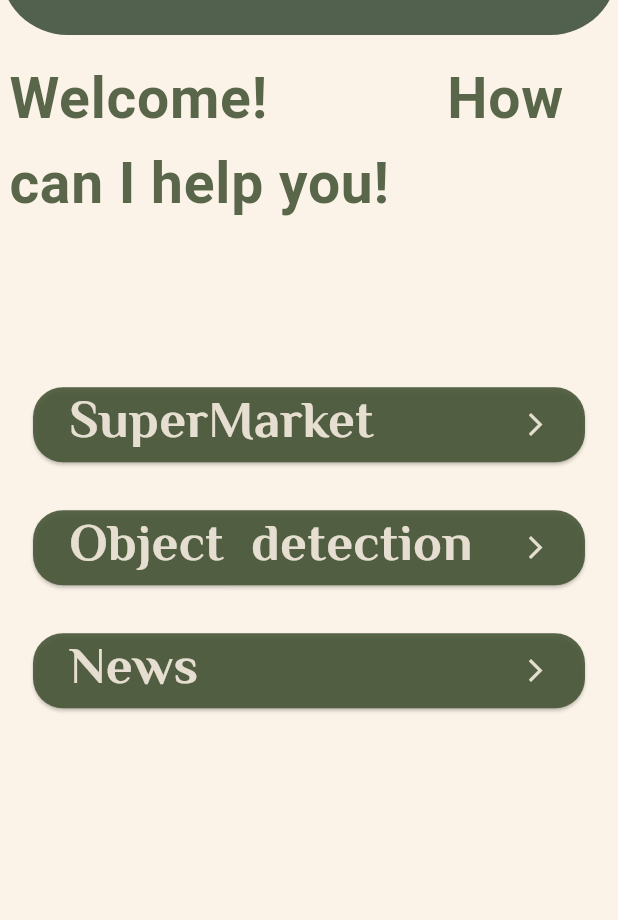
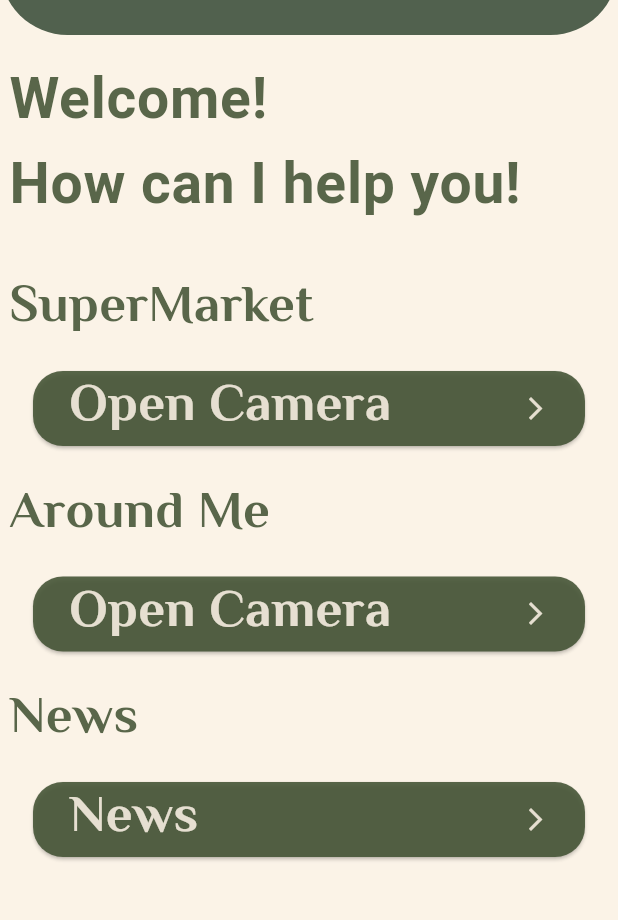
Before and after one commit to nada-helmy/detecto-app, a Flutter app: the HomeScreen screen opened by its route, after a tap on "SuperMarket", on a phone screen of 412 x 824 dp, the part 115-1035 px from its top. Run offline on Flutter 3.47's test engine with Material 3 defaults, Android fonts, the phone set to English and light mode, and no system bars; our stand-ins replace flutter_tts, google_fonts, image_picker; Roboto replaces fonts that are missing (Laila).

Commit message:
camera&voice feature

```diff
--- /dev/null
+++ b/lib/screens/home/AddressWidget.dart
@@ -0,0 +1,14 @@
+import 'package:flutter/material.dart';
+
+class AddressWidget extends StatelessWidget {
+  String text;
+   AddressWidget({super.key,required this.text});
+
+  @override
+  Widget build(BuildContext context) {
+    return Padding(
+      padding: const EdgeInsets.only(top: 5.0,right: 5),
+      child: Text(text,style: TextStyle(color:Color.fromARGB(225,67, 83, 52) )),
+    );
+  }
+}
--- /dev/null
+++ b/lib/screens/home/CustomRow.dart
@@ -0,0 +1,61 @@
+import 'package:detecto_app/screens/camera/ImageDisplayScreen.dart';
+import 'package:flutter/material.dart';
+import 'package:image_picker/image_picker.dart';
+import 'dart:io';
+
+class CustomRow extends StatefulWidget {
+    bool cameraNeed;
+   CustomRow({required this.text,required this.cameraNeed});
+  String text;
+
+  @override
+  State<CustomRow> createState() => _CustomRowState();
+}
+
+class _CustomRowState extends State<CustomRow> {
+  bool isImageSelected = false;
+  File? selectedImage;
+  @override
+  Widget build(BuildContext context) {
+    return Padding(
+      padding: const EdgeInsets.all(16.0),
+      child: ElevatedButton(
+        onPressed: (){
+        if(widget.cameraNeed==true){
+          pickImageFromCamera();
+         //Navigator.pushNamed(context, CameraScreen.routeName,arguments: selectedImage);
+        }
+        },
+        style:ElevatedButton.styleFrom(
+            backgroundColor: Color.fromARGB(225,67, 83, 52),
+            shape: RoundedRectangleBorder(
+              borderRadius: BorderRadius.circular(20),
+            )
+        ),
+
+        child: Row(
+          mainAxisAlignment: MainAxisAlignment.spaceBetween,
+          children: [
+            Text(widget.text,
+                style:Theme.of(context).textTheme.bodyMedium),
+            SizedBox(width:12,),
+            Icon(Icons.arrow_forward_ios,color: Color.fromARGB(225,250, 241, 228),)
+          ],
+        ),
+      ),
+    );
+  }
+  Future<void> pickImageFromCamera()async{
+    final returnedImage=await ImagePicker().pickImage(source: ImageSource.camera);
+    if (returnedImage != null) {
+      setState(() {
+        selectedImage= File(returnedImage.path);
+        isImageSelected = true;
+        Navigator.of(context)
+            .push(MaterialPageRoute(builder: (_) => ImageDisplayScreen(image: returnedImage)));
+      });}
+  }
+
+
+
+}
--- /dev/null
+++ b/lib/screens/home/HomeScreen.dart
@@ -0,0 +1,75 @@
+import 'package:detecto_app/screens/home/AddressWidget.dart';
+import 'package:detecto_app/screens/home/CustomRow.dart';
+import 'package:flutter/material.dart';
+import 'package:flutter_tts/flutter_tts.dart';
+
+class HomeScreen extends StatefulWidget {
+  //const HomeScreen({super.key});
+  static const String routeName = 'home';
+
+  @override
+  State<HomeScreen> createState() => _HomeScreenState();
+}
+
+class _HomeScreenState extends State<HomeScreen> {
+  FlutterTts ftts = FlutterTts();
+
+  @override
+  Widget build(BuildContext context) {
+    double height = MediaQuery.of(context).size.height;
+    return Scaffold(
+       appBar: AppBar(title: Text('Detecto')),
+      body: Padding(
+        padding: const EdgeInsets.all(6.0),
+        child: Column(
+          crossAxisAlignment: CrossAxisAlignment.stretch,
+          children: [
+            SizedBox(height:height*.01 ,),
+            GestureDetector(
+              onTap:() {
+
+                speak('''Welcome!How can I help you!''');
+              },
+           child: Text('''Welcome!                                How can I help you!''',
+                style:Theme.of(context).textTheme.bodyLarge!
+            .copyWith(color: Color.fromARGB(225,67, 83, 52),fontSize:38 )),),
+            //SizedBox(height:height*.002,),
+
+            SizedBox(height:height*.03 ,),
+            GestureDetector(
+                onTap:() {
+
+                  speak('SuperMarket');
+                  },
+               child: AddressWidget(text: 'SuperMarket'),),
+            CustomRow(text: 'Open Camera',cameraNeed: true,),
+        GestureDetector(
+          onTap:() {
+
+            speak('Around Me');
+          },
+
+          child:AddressWidget(text: 'Around Me',)),
+            CustomRow(text: 'Open Camera',cameraNeed: true,),
+        GestureDetector(
+          onTap:() {
+
+            speak('News');
+          },
+
+          child: AddressWidget(text: 'News',)),
+            CustomRow(text: 'News',cameraNeed: false,)
+          ],
+        ),
+      ),
+    );
+  }
+  void speak(String text)async{
+    await ftts.setLanguage("en-US");
+    await ftts.setSpeechRate(0.5); //speed of speech
+    await ftts.setVolume(1.0); //volume of speech
+    await ftts.setPitch(1);//pitc of sound
+    //play text to sp
+    await ftts.speak(text);
+  }
+}
--- a/lib/screens/home/custom-row.dart
+++ /dev/null
@@ -1,30 +0,0 @@
-import 'package:flutter/material.dart';
-
-class CustomRow extends StatelessWidget {
-   CustomRow({required this.text});
-  String text;
-  @override
-  Widget build(BuildContext context) {
-    return Padding(
-      padding: const EdgeInsets.all(16.0),
-      child: ElevatedButton(
-        onPressed: (){},
-        style:ElevatedButton.styleFrom(
-            backgroundColor: Color.fromARGB(225,67, 83, 52),
-            shape: RoundedRectangleBorder(
-              borderRadius: BorderRadius.circular(20),
-            )
-        ),
-        child: Row(
-          mainAxisAlignment: MainAxisAlignment.spaceBetween,
-          children: [
-            Text(text,
-                style:Theme.of(context).textTheme.bodyMedium),
-            SizedBox(width:12,),
-            Icon(Icons.arrow_forward_ios,color: Color.fromARGB(225,250, 241, 228),)
-          ],
-        ),
-      ),
-    );
-  }
-}
--- a/lib/screens/home/home-screen.dart
+++ /dev/null
@@ -1,32 +0,0 @@
-import 'package:detecto_app/screens/home/custom-row.dart';
-import 'package:flutter/material.dart';
-
-class HomeScreen extends StatelessWidget {
-  const HomeScreen({super.key});
-  static const String routeName = 'home';
-  @override
-  Widget build(BuildContext context) {
-    double height = MediaQuery.of(context).size.height;
-    return Scaffold(
-       appBar: AppBar(title: Text('Detecto')),
-      body: Padding(
-        padding: const EdgeInsets.all(6.0),
-        child: Column(
-          crossAxisAlignment: CrossAxisAlignment.stretch,
-          children: [
-            SizedBox(height:height*.01 ,),
-            Text('''Welcome!            How can I help you!''',
-                style:Theme.of(context).textTheme.bodyLarge!
-            .copyWith(color: Color.fromARGB(225,67, 83, 52),fontSize:38 )),
-            SizedBox(height:height*.040 ,),
-
-            SizedBox(height:height*.07 ,),
-            CustomRow(text: 'SuperMarket',),
-            CustomRow(text: 'Object  detection',),
-            CustomRow(text: 'News',)
-          ],
-        ),
-      ),
-    );
-  }
-}
--- a/pubspec.yaml
+++ b/pubspec.yaml
@@ -30,11 +30,13 @@ environment:
 dependencies:
   flutter:
     sdk: flutter
+  flutter_tts: ^3.8.5
 
 
   # The following adds the Cupertino Icons font to your application.
   # Use with the CupertinoIcons class for iOS style icons.
   cupertino_icons: ^1.0.2
+  image_picker: ^0.8.2
   google_fonts: ^6.1.0
 
 dev_dependencies:
```
Also changed, not shown: lib/main.dart (+7 -3 lines), lib/screens/auth/login/LoginScreen.dart (+31 -7 lines), lib/screens/camera/ImageDisplayScreen.dart (added, +39 -0 lines), pubspec.lock, 2 other files.
